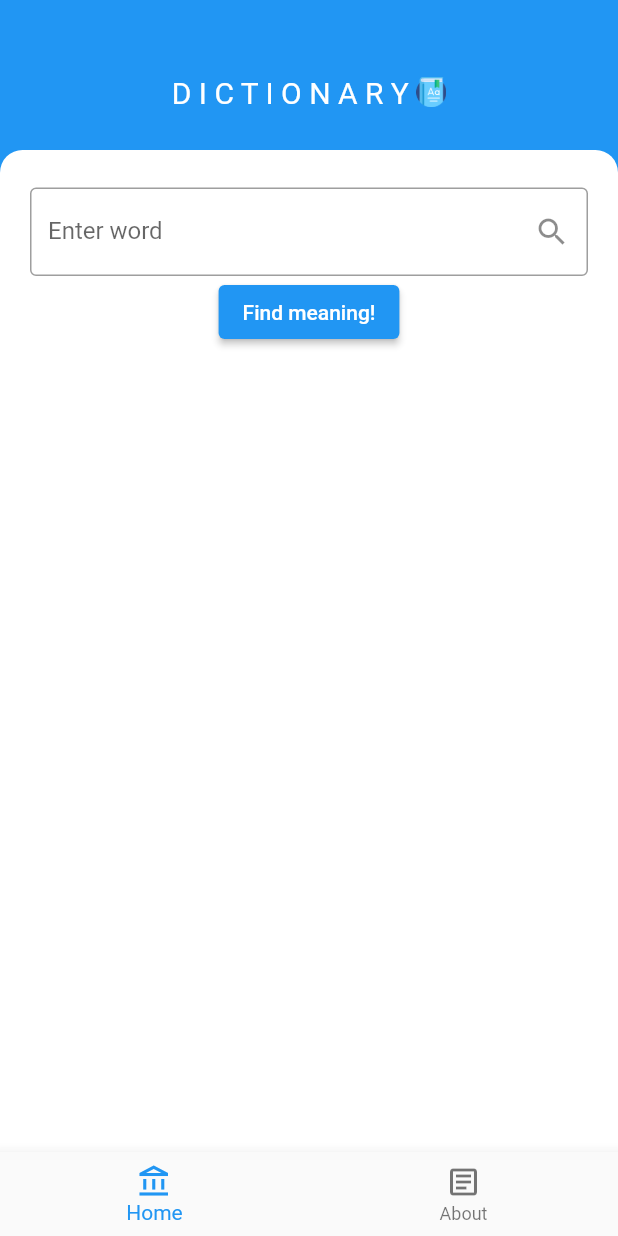
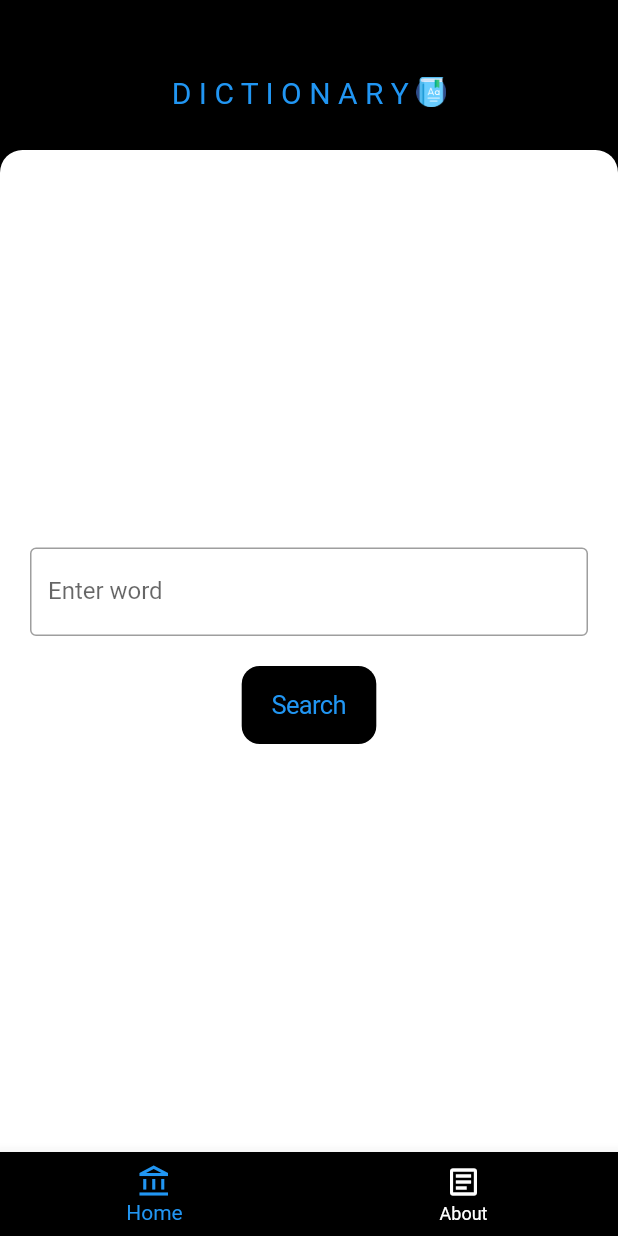
Before and after one commit to danger-ahead/flutter_dictionary, a Flutter app: the screen it shows after launch, on a phone screen of 412 x 824 dp. Run offline on Flutter 3.47's test engine with Material 2 defaults, Android fonts, the phone set to English and light mode, and no system bars; network calls fail.

Commit message:
modified-ui

```diff
--- a/lib/home.dart
+++ b/lib/home.dart
@@ -1,33 +1,52 @@
+import 'package:flutter/cupertino.dart';
 import 'package:flutter/material.dart';
 import 'package:flutter/painting.dart';
+import 'data.dart';
 
 dynamic homeLayout(int selected) {
-
   TextEditingController _word = TextEditingController();
 
   List<Widget> widgetArray = [
     Padding(
-            padding: const EdgeInsets.only(left: 20, right: 20, top: 25),
-            child: Column(
-                children: [
+      padding: const EdgeInsets.only(left: 20, right: 20, top: 265),
+      child: Column(children: [
         TextField(
           controller: _word,
           decoration: InputDecoration(
             border: OutlineInputBorder(),
             labelText: 'Enter word',
-                            suffixIcon: Icon(Icons.search)
-                        ),  //InputDecoration
-                    ),  //TextField
-                    ElevatedButton(
-                        onPressed: (){
-                            print(_word.text);
-                        },
-                        child: Text('Find meaning!')
+          ),
+        ),
+        Padding(
+          padding: const EdgeInsets.only(top: 20),
+          child: CupertinoButton(
+              child: Text(
+                "Search",
+                style: TextStyle(color: Colors.blue),
+              ),
+              color: Colors.black,
+              onPressed: () {
+                _word.text = '';
+              }),
         )
-                ],  //Column-children
-            )   //Column
-        ),  //Padding
-        Text('test2')
+      ]),
+    ),
+    Padding(
+      padding: const EdgeInsets.only(top: 100),
+      child: Container(
+        child: Card(
+            child: FutureBuilder(
+                future: getData('hello'),
+                builder: (context, AsyncSnapshot snapshot) {
+                  if (snapshot.data == null) {
+                    return Container(child: Center(child: Text('Loading')));
+                  } else
+                    return Text(
+                      snapshot.data[0].partOfSpeech,
+                    );
+                })),
+      ),
+    )
   ];
   return widgetArray[selected];
 }
--- a/lib/main.dart
+++ b/lib/main.dart
@@ -27,7 +27,6 @@ class MyHomePage extends StatefulWidget {
 }
 
 class _MyHomePageState extends State<MyHomePage> {
-
   int selected = 0;
 
   @override
@@ -36,25 +35,24 @@ class _MyHomePageState extends State<MyHomePage> {
       body: Stack(
         children: [
           Container(
-              color: Colors.blue,
-                  child: Column(
-                    children: [
+              color: Colors.black,
+              child: Column(children: [
                 Padding(
                   padding: const EdgeInsets.only(top: 50),
                   child: Row(
                     mainAxisAlignment: MainAxisAlignment.center,
-                            children:[
+                    children: [
                       Text(
                         "D I C T I O N A R Y ",
-                                style: TextStyle(color: Colors.white, fontSize: 20),
+                        style: TextStyle(color: Colors.blue, fontSize: 20),
                       ),
                       Image.asset('images/icon.png', height: 20, width: 20)
-                            ],  //row-children
-                          ),  //Row
-                      )   //Padding
-                    ]   //column-children
-                  )   //Column
-            ),    //Container
+                    ], //row-children
+                  ), //Row
+                ) //Padding
+              ] //column-children
+                  ) //Column
+              ), //Container
           Padding(
               padding: const EdgeInsets.only(top: 100),
               child: Container(
@@ -63,22 +61,38 @@ class _MyHomePageState extends State<MyHomePage> {
                 ),
                 decoration: BoxDecoration(
                   color: Colors.white,
-                    borderRadius: BorderRadius.only(topLeft: Radius.circular(15),
+                  borderRadius: BorderRadius.only(
+                      topLeft: Radius.circular(15),
                       topRight: Radius.circular(15)),
-                  ),    //BoxDecoration
-                )   //Container
-            )   //Padding
+                ), //BoxDecoration
+              ) //Container
+              ) //Padding
         ],
-        ),  //Stack
-        bottomNavigationBar: BottomNavigationBar(items: [
-            BottomNavigationBarItem(icon: Icon(Icons.account_balance_outlined), label: 'Home'),
-            BottomNavigationBarItem(icon: Icon(Icons.article_outlined), label: 'About'),
+      ), //Stack
+      bottomNavigationBar: BottomNavigationBar(
+        backgroundColor: Colors.black,
+        unselectedItemColor: Colors.white,
+        selectedItemColor: Colors.blue,
+        items: [
+          BottomNavigationBarItem(
+            icon: Icon(
+              Icons.account_balance_outlined,
+            ),
+            label: 'Home',
+          ),
+          BottomNavigationBarItem(
+            icon: Icon(
+              Icons.article_outlined,
+            ),
+            label: 'About',
+          ),
         ],
         onTap: tapBottomNavBar,
         currentIndex: selected,
-        ),  //BottomNavigationBar
-    );  //Scaffold
+      ), //BottomNavigationBar
+    ); //Scaffold
   }
+
   void tapBottomNavBar(int integer) {
     setState(() {
       selected = integer;
--- a/pubspec.yaml
+++ b/pubspec.yaml
@@ -25,6 +25,7 @@ dependencies:
     sdk: flutter
 
   cupertino_icons: ^1.0.2
+  http: ^0.13.3
 
 dev_dependencies:
   flutter_test:
```
Also changed, not shown: lib/data.dart (added, +28 -0 lines), pubspec.lock. Lines whose indentation alone changed are shown as unchanged.
